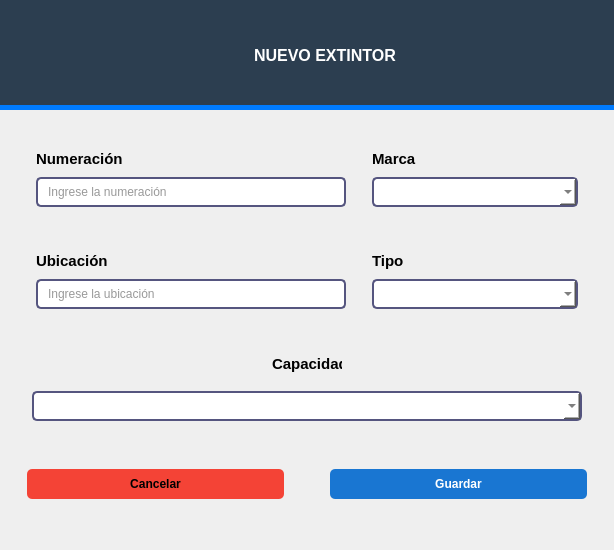
Julian2455/beatmat, file resources/ui/extintor_form.ui: the form before one commit.
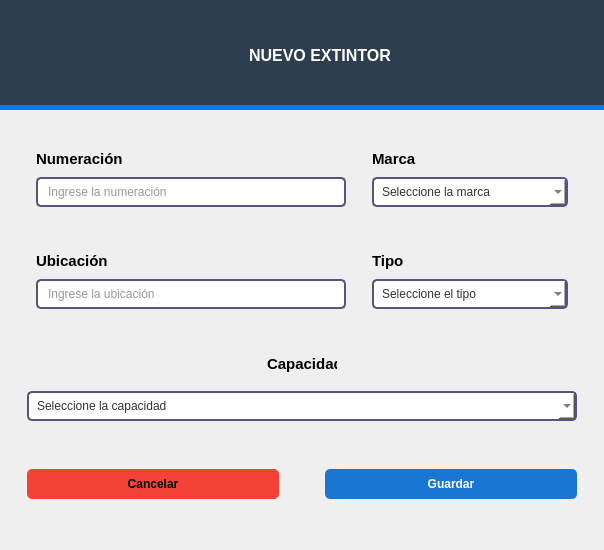
The form after the commit. Icons and pictures are not drawn.

Patch:
```diff
--- a/resources/ui/extintor_form.ui
+++ b/resources/ui/extintor_form.ui
@@ -6,7 +6,7 @@
    <rect>
     <x>0</x>
     <y>0</y>
-    <width>614</width>
+    <width>604</width>
     <height>550</height>
    </rect>
   </property>
@@ -253,10 +253,10 @@
                   <string notr="true"/>
                  </property>
                  <property name="editable">
-                  <bool>true</bool>
+                  <bool>false</bool>
                  </property>
                  <property name="placeholderText">
-                  <string>Seleccione o ingrese la marca</string>
+                  <string>Seleccione la marca</string>
                  </property>
                 </widget>
                </item>
@@ -344,10 +344,10 @@
                   <string notr="true"/>
                  </property>
                  <property name="editable">
-                  <bool>true</bool>
+                  <bool>false</bool>
                  </property>
                  <property name="placeholderText">
-                  <string>Seleccione o ingrese el tipo</string>
+                  <string>Seleccione el tipo</string>
                  </property>
                 </widget>
                </item>
@@ -401,10 +401,10 @@
 </string>
               </property>
               <property name="editable">
-               <bool>true</bool>
+               <bool>false</bool>
               </property>
               <property name="placeholderText">
-               <string>Seleccione o ingrese la capacidad</string>
+               <string>Seleccione la capacidad</string>
               </property>
              </widget>
             </item>
```
Left out of the diff: 3 changed lines with no effect on the pictures. Lines whose indentation alone changed are shown as unchanged.
